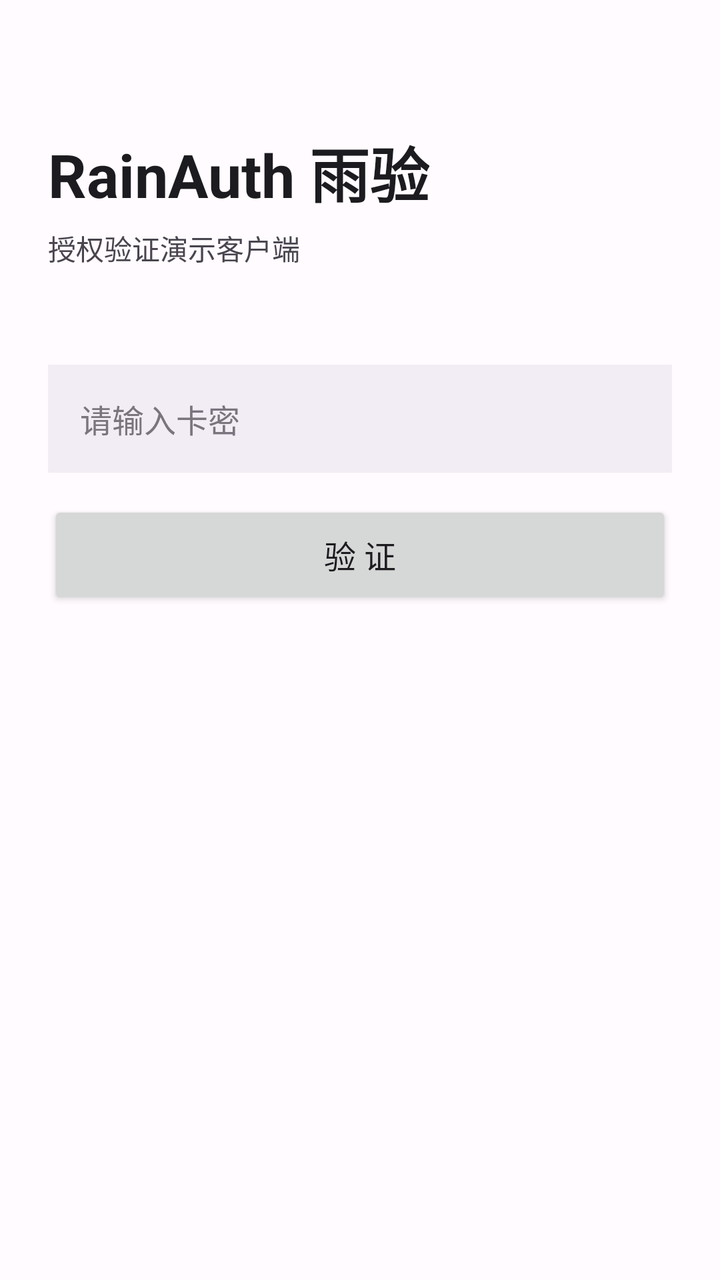
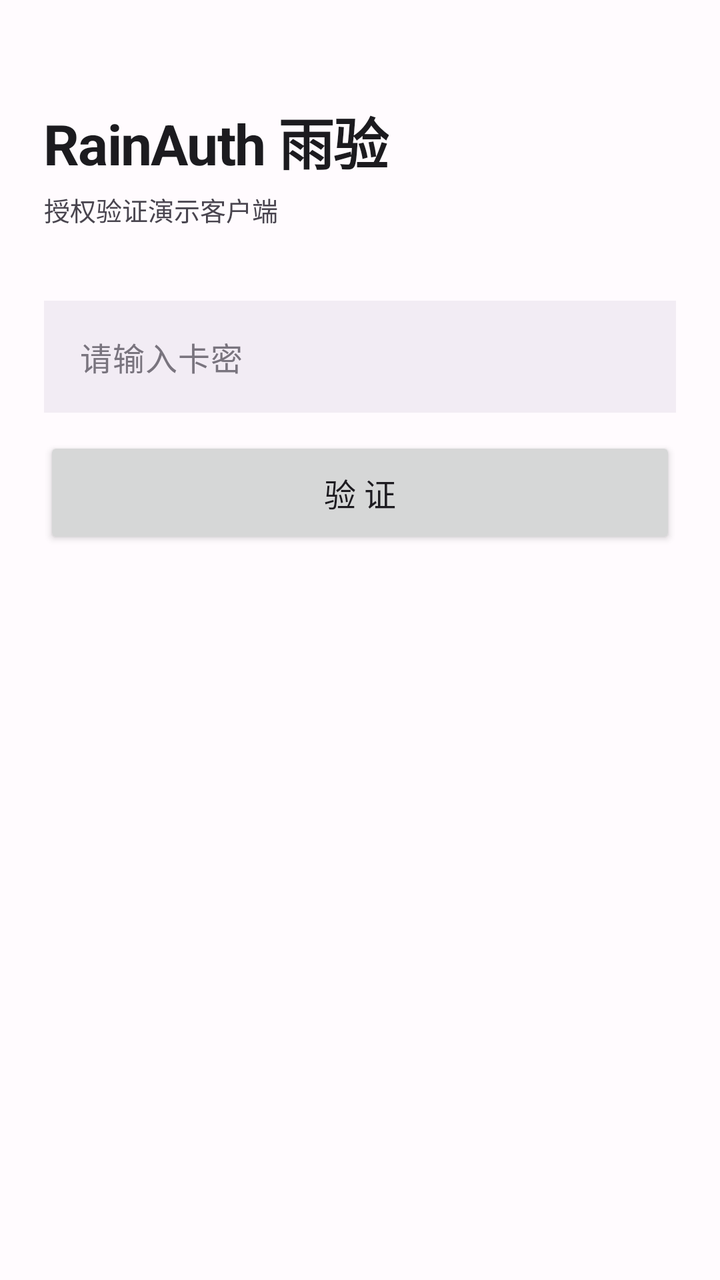

An Android layout rendered at two revisions. The XML below is the earlier revision; the diff shows what the commit changed to produce the second picture.
<!-- AndroidManifest.xml: application theme Theme.RainAuthDemo -->
<!-- res/layout/activity_main.xml -->
<?xml version="1.0" encoding="utf-8"?>
<LinearLayout xmlns:android="http://schemas.android.com/apk/res/android"
    android:layout_width="match_parent"
    android:layout_height="match_parent"
    android:orientation="vertical"
    android:background="#FFFBFE"
    android:padding="24dp">

    <TextView
        android:layout_width="wrap_content"
        android:layout_height="wrap_content"
        android:layout_marginTop="40dp"
        android:text="@string/app_name"
        android:textSize="30sp"
        android:textStyle="bold"
        android:textColor="#1C1B1F" />

    <TextView
        android:layout_width="wrap_content"
        android:layout_height="wrap_content"
        android:layout_marginTop="6dp"
        android:text="@string/subtitle"
        android:textSize="14sp"
        android:textColor="#49454F" />

    <EditText
        android:id="@+id/etCard"
        android:layout_width="match_parent"
        android:layout_height="54dp"
        android:layout_marginTop="48dp"
        android:background="#F2ECF4"
        android:hint="@string/hint_card"
        android:inputType="textVisiblePassword"
        android:maxLines="1"
        android:paddingHorizontal="16dp"
        android:textSize="16sp"
        android:textColor="#1C1B1F"
        android:textColorHint="#79747E" />

    <Button
        android:id="@+id/btnVerify"
        android:layout_width="match_parent"
        android:layout_height="54dp"
        android:layout_marginTop="14dp"
        android:text="@string/btn_verify"
        android:textSize="16sp" />

    <ProgressBar
        android:id="@+id/progress"
        android:layout_width="wrap_content"
        android:layout_height="wrap_content"
        android:layout_gravity="center_horizontal"
        android:layout_marginTop="20dp"
        android:visibility="gone" />

    
    <LinearLayout
        android:id="@+id/card"
        android:layout_width="match_parent"
        android:layout_height="wrap_content"
        android:layout_marginTop="32dp"
        android:orientation="vertical"
        android:background="#EBDCFF"
        android:padding="20dp"
        android:visibility="gone">

        <TextView
            android:id="@+id/tvStatus"
            android:layout_width="wrap_content"
            android:layout_height="wrap_content"
            android:textSize="19sp"
            android:textStyle="bold"
            android:textColor="#503C74" />

        <View
            android:layout_width="match_parent"
            android:layout_height="1dp"
            android:layout_marginTop="14dp"
            android:layout_marginBottom="14dp"
            android:background="#C9B8E8" />

        <TextView
            android:id="@+id/tvDetail"
            android:layout_width="match_parent"
            android:layout_height="wrap_content"
            android:fontFamily="monospace"
            android:lineSpacingExtra="7dp"
            android:textSize="13sp"
            android:textColor="#503C74" />
    </LinearLayout>

</LinearLayout>
<!-- resources referenced by this layout -->
<resources>
  <string name="app_name">RainAuth 雨验</string>
  <string name="btn_verify">验 证</string>
  <string name="hint_card">请输入卡密</string>
  <string name="subtitle">授权验证演示客户端</string>
  <style name="Theme.RainAuthDemo" parent="Theme.Material3.Light.NoActionBar">
          <item name="colorPrimary">#68548D</item>
          <item name="colorOnPrimary">#FFFFFF</item>
          <item name="colorPrimaryContainer">#EBDCFF</item>
          <item name="colorOnPrimaryContainer">#503C74</item>
          <item name="colorSurface">#FFFBFE</item>
          <item name="colorOnSurface">#1C1B1F</item>
          <item name="android:statusBarColor" tools:targetApi="l">#F8F1FA</item>
      </style>
</resources>

<!-- the commit's change to res/layout/activity_main.xml (unified diff, before → after) -->
@@ -1,92 +1,124 @@
 <?xml version="1.0" encoding="utf-8"?>
-<LinearLayout xmlns:android="http://schemas.android.com/apk/res/android"
+<ScrollView xmlns:android="http://schemas.android.com/apk/res/android"
     android:layout_width="match_parent"
     android:layout_height="match_parent"
-    android:orientation="vertical"
-    android:background="#FFFBFE"
-    android:padding="24dp">
+    android:fillViewport="true"
+    android:background="#FFFBFE">
 
-    <TextView
-        android:layout_width="wrap_content"
-        android:layout_height="wrap_content"
-        android:layout_marginTop="40dp"
-        android:text="@string/app_name"
-        android:textSize="30sp"
-        android:textStyle="bold"
-        android:textColor="#1C1B1F" />
-
-    <TextView
-        android:layout_width="wrap_content"
-        android:layout_height="wrap_content"
-        android:layout_marginTop="6dp"
-        android:text="@string/subtitle"
-        android:textSize="14sp"
-        android:textColor="#49454F" />
-
-    <EditText
-        android:id="@+id/etCard"
-        android:layout_width="match_parent"
-        android:layout_height="54dp"
-        android:layout_marginTop="48dp"
-        android:background="#F2ECF4"
-        android:hint="@string/hint_card"
-        android:inputType="textVisiblePassword"
-        android:maxLines="1"
-        android:paddingHorizontal="16dp"
-        android:textSize="16sp"
-        android:textColor="#1C1B1F"
-        android:textColorHint="#79747E" />
-
-    <Button
-        android:id="@+id/btnVerify"
-        android:layout_width="match_parent"
-        android:layout_height="54dp"
-        android:layout_marginTop="14dp"
-        android:text="@string/btn_verify"
-        android:textSize="16sp" />
-
-    <ProgressBar
-        android:id="@+id/progress"
-        android:layout_width="wrap_content"
-        android:layout_height="wrap_content"
-        android:layout_gravity="center_horizontal"
-        android:layout_marginTop="20dp"
-        android:visibility="gone" />
-
-    
     <LinearLayout
-        android:id="@+id/card"
         android:layout_width="match_parent"
         android:layout_height="wrap_content"
-        android:layout_marginTop="32dp"
         android:orientation="vertical"
-        android:background="#EBDCFF"
-        android:padding="20dp"
-        android:visibility="gone">
+        android:padding="22dp">
 
         <TextView
-            android:id="@+id/tvStatus"
             android:layout_width="wrap_content"
             android:layout_height="wrap_content"
-            android:textSize="19sp"
+            android:layout_marginTop="28dp"
+            android:text="@string/app_name"
+            android:textSize="28sp"
             android:textStyle="bold"
-            android:textColor="#503C74" />
-
-        <View
-            android:layout_width="match_parent"
-            android:layout_height="1dp"
-            android:layout_marginTop="14dp"
-            android:layout_marginBottom="14dp"
-            android:background="#C9B8E8" />
+            android:letterSpacing="-0.02"
+            android:textColor="#1C1B1F" />
 
         <TextView
-            android:id="@+id/tvDetail"
+            android:layout_width="wrap_content"
+            android:layout_height="wrap_content"
+            android:layout_marginTop="4dp"
+            android:text="@string/subtitle"
+            android:textSize="13sp"
+            android:textColor="#49454F" />
+
+        <EditText
+            android:id="@+id/etCard"
+            android:layout_width="match_parent"
+            android:layout_height="56dp"
+            android:layout_marginTop="36dp"
+            android:background="#F2ECF4"
+            android:hint="@string/hint_card"
+            android:inputType="textVisiblePassword"
+            android:maxLines="1"
+            android:paddingHorizontal="18dp"
+            android:textSize="16sp"
+            android:letterSpacing="0.02"
+            android:textColor="#1C1B1F"
+            android:textColorHint="#79747E" />
+
+        <Button
+            android:id="@+id/btnVerify"
+            android:layout_width="match_parent"
+            android:layout_height="56dp"
+            android:layout_marginTop="12dp"
+            android:text="@string/btn_verify"
+            android:textSize="16sp" />
+
+        <ProgressBar
+            android:id="@+id/progress"
+            android:layout_width="wrap_content"
+            android:layout_height="wrap_content"
+            android:layout_gravity="center_horizontal"
+            android:layout_marginTop="18dp"
+            android:visibility="gone" />
+
+        
+        <LinearLayout
+            android:id="@+id/card"
             android:layout_width="match_parent"
             android:layout_height="wrap_content"
-            android:fontFamily="monospace"
-            android:lineSpacingExtra="7dp"
-            android:textSize="13sp"
-            android:textColor="#503C74" />
+            android:layout_marginTop="26dp"
+            android:orientation="vertical"
+            android:background="#EBDCFF"
+            android:padding="22dp"
+            android:visibility="gone">
+
+            <LinearLayout
+                android:layout_width="match_parent"
+                android:layout_height="wrap_content"
+                android:gravity="center_vertical"
+                android:orientation="horizontal">
+
+                <TextView
+                    android:id="@+id/tvIcon"
+                    android:layout_width="wrap_content"
+                    android:layout_height="wrap_content"
+                    android:textSize="22sp"
+                    android:text="✓" />
+
+                <TextView
+                    android:id="@+id/tvStatus"
+                    android:layout_width="0dp"
+                    android:layout_height="wrap_content"
+                    android:layout_weight="1"
+                    android:layout_marginStart="10dp"
+                    android:textSize="19sp"
+                    android:textStyle="bold"
+                    android:textColor="#503C74" />
+            </LinearLayout>
+
+            <View
+                android:id="@+id/divider"
+                android:layout_width="match_parent"
+                android:layout_height="1dp"
+                android:layout_marginTop="16dp"
+                android:layout_marginBottom="6dp"
+                android:background="#C9B8E8" />
+
+            
+            <LinearLayout
+                android:id="@+id/rows"
+                android:layout_width="match_parent"
+                android:layout_height="wrap_content"
+                android:orientation="vertical" />
+
+            <Button
+                android:id="@+id/btnCopy"
+                style="?attr/materialButtonOutlinedStyle"
+                android:layout_width="match_parent"
+                android:layout_height="46dp"
+                android:layout_marginTop="16dp"
+                android:text="@string/btn_copy"
+                android:textSize="14sp" />
+        </LinearLayout>
+
     </LinearLayout>
-
-</LinearLayout>
+</ScrollView>
<!-- resource entries referenced after the edit -->
@@ -1,6 +1,7 @@
 <!-- resources referenced by this layout -->
 <resources>
   <string name="app_name">RainAuth 雨验</string>
+  <string name="btn_copy">复制授权信息</string>
   <string name="btn_verify">验 证</string>
   <string name="hint_card">请输入卡密</string>
   <string name="subtitle">授权验证演示客户端</string>
